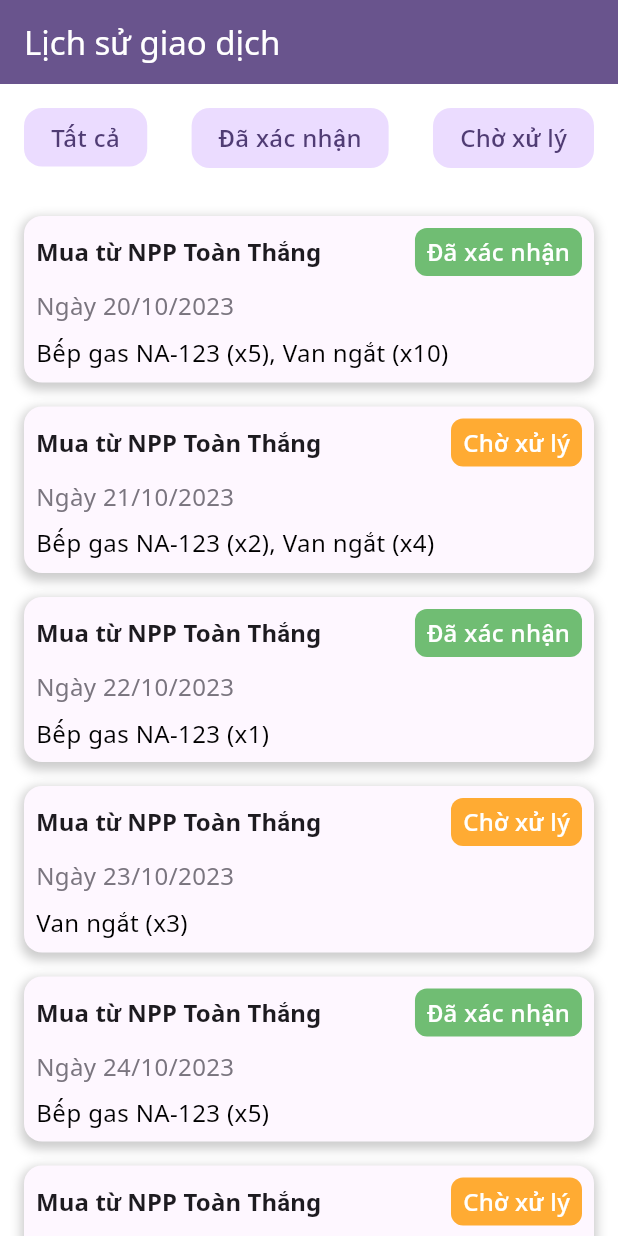
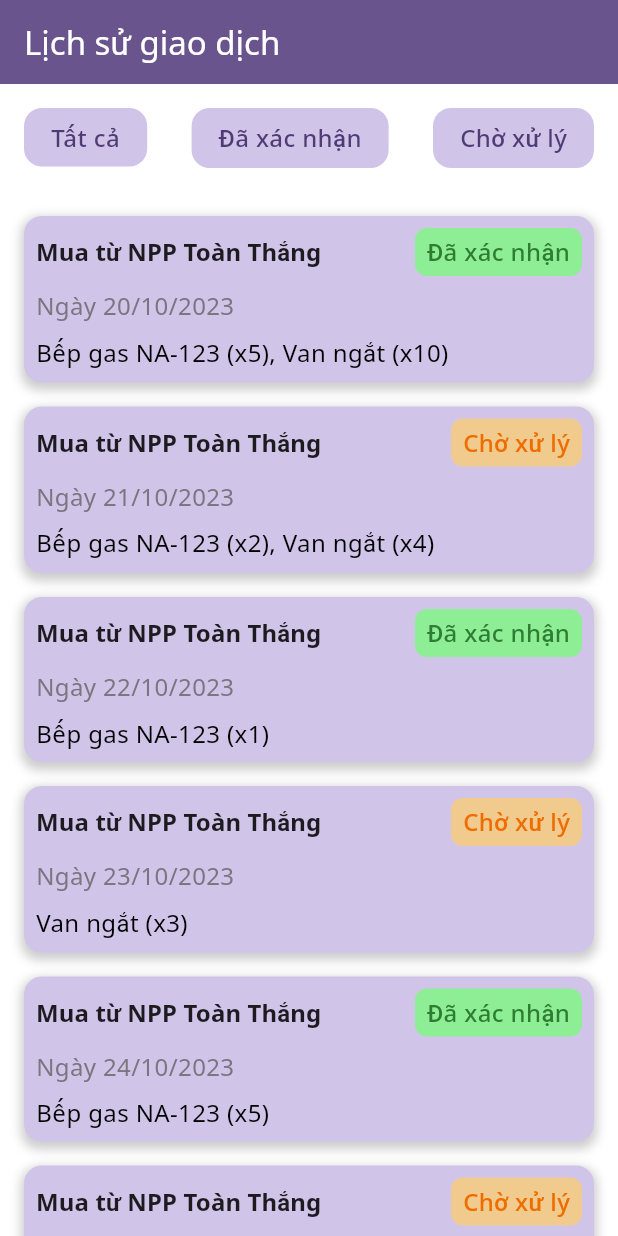
Before and after one commit to PhanHuuTri/message-noti, a Flutter app: the TransactionsThuCapScreen screen opened directly, on a phone screen of 412 x 824 dp. Run offline on Flutter 3.47's test engine with Material 3 defaults, Android fonts, the light colour scheme and no system bars; our stand-ins replace firebase_core, firebase_messaging, flutter_local_notifications, get, go_router, shared_preferences; accounts and stored records are empty.

Commit message:
feat: update ui dark light theme

```diff
--- a/lib/data/users-data.dart
+++ b/lib/data/models/user_model.dart
@@ -1,12 +1,13 @@
+// user model class
 
 import 'package:demo_noti/utils/permission_utils.dart';
 
-/// Lớp đại diện cho một người dùng.
+/// A class that represents a user.
 class User {
   final String id;
   final String name;
   final String username;
-  final String password; // Trong ứng dụng thật, không bao giờ lưu password dạng text
+  final String password; // In a real application, never save the password as plain text
   final String email;
   final UserRole role;
 
--- /dev/null
+++ b/lib/data/repositories/user_repository.dart
@@ -0,0 +1 @@
+// User repository class
--- a/lib/services/notification_service.dart
+++ b/lib/data/services/notification_service.dart
@@ -79,7 +79,6 @@ void _onForegroundMessage(RemoteMessage message) async {
   );
 }
 
-// (Android/iOS) background handler – không nên show local noti ở đây
 @pragma('vm:entry-point')
 Future<void> firebaseMessagingBackgroundHandler(RemoteMessage message) async {
   await Firebase.initializeApp();
--- a/lib/main.dart
+++ b/lib/main.dart
@@ -1,7 +1,7 @@
 import 'package:demo_noti/firebase_options.dart';
 import 'package:demo_noti/routers/go_router_adapter.dart';
-import 'package:demo_noti/services/auth_service.dart';
-import 'package:demo_noti/services/notification_service.dart';
+import 'package:demo_noti/data/services/auth_service.dart';
+import 'package:demo_noti/data/services/notification_service.dart';
 import 'package:demo_noti/themes/dark_theme.dart';
 import 'package:demo_noti/themes/light_theme.dart';
 import 'package:demo_noti/themes/theme_manager.dart';
@@ -26,7 +26,7 @@ void main() async {
   ];
   final authService = MockAuthService(); // Thay bằng AuthService thật
   final router = buildGoRouter(
-    authService: authService, // Sử dụng instance đã tạo
+    authService: authService, // Use the created instance
     extraRoutes: extra,
     observers: [
       // FirebaseAnalyticsObserver(analytics: FirebaseAnalytics.instance),
--- a/lib/screens/authen/login-screen.dart
+++ b/lib/screens/authen/login-screen.dart
@@ -1,5 +1,5 @@
 import 'package:demo_noti/screens/authen/wavy-header-clipper.dart';
-import 'package:demo_noti/services/auth_service.dart';
+import 'package:demo_noti/data/services/auth_service.dart';
 import 'package:flutter/material.dart';
 import 'package:go_router/go_router.dart';
 import 'package:provider/provider.dart';
@@ -150,7 +150,7 @@ class _LoginScreenState extends State<LoginScreen> {
                       alignment: Alignment.centerRight,
                       child: TextButton(
                         onPressed: () {
-                          // Sử dụng GoRouter để điều hướng
+                          // Use GoRouter to navigate
                           GoRouter.of(context).push('/forgot-password');
                         },
                         child: const Text('Quên mật khẩu?'),
--- a/lib/screens/home/common/commom-screen.dart
+++ b/lib/screens/home/common/commom-screen.dart
@@ -1,6 +1,6 @@
 import 'package:flutter/material.dart';
 
-// Màn hình chung dùng cho tất cả nhóm (Đăng nhập, Trang chủ)
+// Common screen for all groups (Login, Home)
 class CommomScreen extends StatelessWidget {
   const CommomScreen({super.key});
 
--- a/lib/screens/home/sub-screen/splash-screen.dart
+++ b/lib/screens/home/sub-screen/splash-screen.dart
@@ -6,7 +6,7 @@ class SplashScreen extends StatelessWidget {
 
   @override
   Widget build(BuildContext context) {
-    // Đảm bảo màn hình mở rộng toàn bộ màn hình
+    // Ensure the screen expands to full screen
     SystemChrome.setEnabledSystemUIMode(SystemUiMode.immersiveSticky);
 
     return Scaffold(
--- a/lib/screens/profile-screen/profile-screen.dart
+++ b/lib/screens/profile-screen/profile-screen.dart
@@ -1,4 +1,4 @@
-import 'package:demo_noti/services/auth_service.dart';
+import 'package:demo_noti/data/services/auth_service.dart';
 import 'package:flutter/material.dart';
 import 'package:go_router/go_router.dart';
 import 'package:provider/provider.dart';
--- a/lib/screens/transactions/npp/npp-screen.dart
+++ b/lib/screens/transactions/npp/npp-screen.dart
@@ -141,7 +141,7 @@ Widget _buildTransactionCard(
   return Container(
     padding: const EdgeInsets.all(8.0),
     decoration: BoxDecoration(
-      color: Theme.of(context).colorScheme.surface,
+      color: Theme.of(context).colorScheme.primary.withValues(alpha: 0.1),
       boxShadow: [
         BoxShadow(
           color: Theme.of(context).colorScheme.shadow.withValues(alpha: 0.2),
--- a/lib/screens/transactions/thucap-c2/transactions-thucap.dart
+++ b/lib/screens/transactions/thucap-c2/transactions-thucap.dart
@@ -1,10 +1,16 @@
+// ignore_for_file: dead_code
+
 import 'package:flutter/material.dart';
+
+import 'package:demo_noti/utils/context_extensions.dart';
 
 class TransactionsThuCapScreen extends StatelessWidget {
   const TransactionsThuCapScreen({super.key});
 
   @override
   Widget build(BuildContext context) {
+    final statusColors = context.statusColors;
+
     return Scaffold(
       appBar: AppBar(
         backgroundColor: Theme.of(context).colorScheme.primary,
@@ -51,7 +57,8 @@ class TransactionsThuCapScreen extends StatelessWidget {
                       'Ngày 20/10/2023',
                       'Bếp gas NA-123 (x5), Van ngắt (x10)',
                       'Đã xác nhận',
-                      Colors.green,
+                      true ? statusColors.success : statusColors.warning,
+                      true ? statusColors.onSuccess : statusColors.onWarning,
                     ),
                     _buildTransactionCard(
                       context,
@@ -59,7 +66,8 @@ class TransactionsThuCapScreen extends StatelessWidget {
                       'Ngày 21/10/2023',
                       'Bếp gas NA-123 (x2), Van ngắt (x4)',
                       'Chờ xử lý',
-                      Colors.orange,
+                      false ? statusColors.success : statusColors.warning,
+                      false ? statusColors.onSuccess : statusColors.onWarning,
                     ),
                     _buildTransactionCard(
                       context,
@@ -67,7 +75,8 @@ class TransactionsThuCapScreen extends StatelessWidget {
                       'Ngày 22/10/2023',
                       'Bếp gas NA-123 (x1)',
                       'Đã xác nhận',
-                      Colors.green,
+                      true ? statusColors.success : statusColors.warning,
+                      true ? statusColors.onSuccess : statusColors.onWarning,
                     ),
                     _buildTransactionCard(
                       context,
@@ -75,7 +84,8 @@ class TransactionsThuCapScreen extends StatelessWidget {
                       'Ngày 23/10/2023',
                       'Van ngắt (x3)',
                       'Chờ xử lý',
-                      Colors.orange,
+                      false ? statusColors.success : statusColors.warning,
+                      false ? statusColors.onSuccess : statusColors.onWarning,
                     ),
                     _buildTransactionCard(
                       context,
@@ -83,7 +93,8 @@ class TransactionsThuCapScreen extends StatelessWidget {
                       'Ngày 24/10/2023',
                       'Bếp gas NA-123 (x5)',
                       'Đã xác nhận',
-                      Colors.green,
+                      true ? statusColors.success : statusColors.warning,
+                      true ? statusColors.onSuccess : statusColors.onWarning,
                     ),
                     _buildTransactionCard(
                       context,
@@ -91,7 +102,8 @@ class TransactionsThuCapScreen extends StatelessWidget {
                       'Ngày 25/10/2023',
                       'Bếp gas NA-123 (x2), Van ngắt (x1)',
                       'Chờ xử lý',
-                      Colors.orange,
+                      false ? statusColors.success : statusColors.warning,
+                      false ? statusColors.onSuccess : statusColors.onWarning,
                     ),
                     _buildTransactionCard(
                       context,
@@ -99,7 +111,8 @@ class TransactionsThuCapScreen extends StatelessWidget {
                       'Ngày 26/10/2023',
                       'Van ngắt (x6)',
                       'Đã xác nhận',
-                      Colors.green,
+                      true ? statusColors.success : statusColors.warning,
+                      true ? statusColors.onSuccess : statusColors.onWarning,
                     ),
                   ],
                 ),
@@ -136,12 +149,20 @@ Widget _buildTransactionCard(
   String date,
   String items,
   String status,
-  Color statusColor,
+  Color statusBgColor,
+  Color statusTextColor,
 ) {
   return Container(
     padding: const EdgeInsets.all(8.0),
     decoration: BoxDecoration(
-      color: Theme.of(context).colorScheme.surface,
+      // color: Theme.of(context).colorScheme.primaryContainer,
+      gradient: Gradient.lerp(
+        const LinearGradient(colors: [Colors.white, Colors.white]),
+        LinearGradient(colors: [
+          Theme.of(context).colorScheme.primaryContainer,
+          Theme.of(context).colorScheme.primaryContainer
+        ]), 1.0,
+      ),
       boxShadow: [
         BoxShadow(
           color: Theme.of(context).colorScheme.shadow.withValues(alpha: 0.2),
@@ -168,7 +189,7 @@ Widget _buildTransactionCard(
             ),
             Container(
               decoration: BoxDecoration(
-                color: statusColor.withValues(alpha: 0.8),
+                color: statusBgColor,
                 borderRadius: BorderRadius.circular(8),
               ),
               child: Padding(
@@ -176,7 +197,7 @@ Widget _buildTransactionCard(
                 child: Text(
                   status,
                   style: TextStyle(
-                    color: Theme.of(context).colorScheme.onPrimary,
+                    color: statusTextColor,
                     fontWeight: FontWeight.w500,
                   ),
                 ),
--- a/lib/themes/dark_theme.dart
+++ b/lib/themes/dark_theme.dart
@@ -1,3 +1,4 @@
+import 'package:demo_noti/utils/status-color.dart';
 import 'package:flutter/material.dart';
 
 final ThemeData darkTheme = ThemeData(
@@ -5,10 +6,18 @@ final ThemeData darkTheme = ThemeData(
   brightness: Brightness.dark,
   primaryColor: Colors.deepPurple,
   scaffoldBackgroundColor: const Color(0xFF121212),
-  appBarTheme: const AppBarTheme(
+  appBarTheme: AppBarTheme(
     backgroundColor: Colors.deepPurple,
     foregroundColor: Colors.black87,
-    shadowColor: Colors.white,
+    shadowColor: Colors.deepPurple[800],
+  ),
+  buttonTheme: ButtonThemeData(
+    buttonColor: Colors.deepPurple[100],
+    textTheme: ButtonTextTheme.primary,
+  ),
+  colorScheme: ColorScheme.dark(
+    primary: Colors.deepPurple,
+    primaryContainer: const Color.fromARGB(255, 38, 5, 95)!,
   ),
   cardColor: Color(0xFF1E1E1E),
   textTheme: const TextTheme(
@@ -22,4 +31,12 @@ final ThemeData darkTheme = ThemeData(
     ),
     labelMedium: TextStyle(color: Colors.white, fontSize: 14, fontWeight: FontWeight.w300),
   ),
+  extensions: const <ThemeExtension<dynamic>>[
+        AppStatusColors(
+          success: Color(0xFF1E4620),
+          onSuccess: Color(0xFF66BB6A),
+          warning: Color(0xFF4B3213),
+          onWarning: Color(0xFFFFB74D),
+        ),
+      ],
 );
--- a/lib/themes/light_theme.dart
+++ b/lib/themes/light_theme.dart
@@ -1,3 +1,4 @@
+import 'package:demo_noti/utils/status-color.dart';
 import 'package:flutter/material.dart';
 
 final ThemeData lightTheme = ThemeData(
@@ -8,12 +9,17 @@ final ThemeData lightTheme = ThemeData(
   colorScheme: ColorScheme.fromSeed(
     seedColor: Colors.deepPurple[400]!,
     brightness: Brightness.light,
+    primaryContainer: Colors.deepPurple[100],
   ),
   scaffoldBackgroundColor: Colors.white,
   appBarTheme: AppBarTheme(
     backgroundColor: Colors.deepPurple[400],
     foregroundColor: Colors.white,
     shadowColor: Colors.black,
+  ),
+  buttonTheme: ButtonThemeData(
+    buttonColor: Colors.deepPurple[400],
+    textTheme: ButtonTextTheme.primary,
   ),
   textTheme: const TextTheme(
     bodyLarge: TextStyle(color: Colors.black, fontSize: 18),
@@ -26,4 +32,12 @@ final ThemeData lightTheme = ThemeData(
     ),
     labelMedium: TextStyle(color: Colors.black, fontSize: 14),
   ),
+  extensions: const <ThemeExtension<dynamic>>[
+    AppStatusColors(
+      success: Color.fromARGB(255, 142, 238, 150),
+      onSuccess: Color(0xFF2E7D32),
+      warning: Color.fromARGB(255, 241, 203, 142),
+      onWarning: Color(0xFFEF6C00),
+    ),
+  ],
 );
--- a/pubspec.yaml
+++ b/pubspec.yaml
@@ -40,6 +40,8 @@ dependencies:
   flutter_local_notifications: ^19.4.2
   go_router: ^16.2.4
   flutter_animate: ^4.5.2
+  get: ^4.7.2
+  shared_preferences: ^2.5.3
 
 dev_dependencies:
   flutter_test:
```
Also changed, not shown: lib/data/services/auth_service.dart (renamed from lib/services/auth_service.dart, +6 -6 lines), lib/data/services/storage_service.dart (added, +14 -0 lines), lib/routers/go_router_adapter.dart (+24 -10 lines), lib/screens/authen/wavy-header-clipper.dart (+15 -14 lines), lib/screens/product/thucap/product-thucap.dart (+26 -12 lines), lib/utils/context_extensions.dart (added, +13 -0 lines), lib/utils/status-color.dart (added, +46 -0 lines), pubspec.lock, 2 other files.
